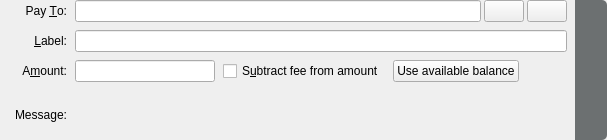
Before: the Qt Designer form src/qt/forms/sendcoinsentry.ui in ecoinchain/ecoin, drawn with Qt 5.
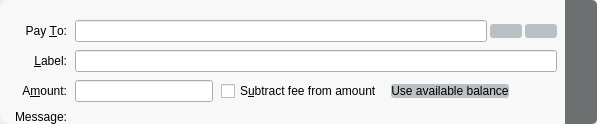
After: the same form once the commit is applied. Icons and pictures are not drawn. Custom widgets are drawn as their Qt base class.

What changed in the file:
```diff
--- a/src/qt/forms/sendcoinsentry.ui
+++ b/src/qt/forms/sendcoinsentry.ui
@@ -6,8 +6,8 @@
    <rect>
     <x>0</x>
     <y>0</y>
-    <width>607</width>
-    <height>140</height>
+    <width>597</width>
+    <height>124</height>
    </rect>
   </property>
   <property name="focusPolicy">
@@ -22,6 +22,20 @@
   <property name="styleSheet">
    <string notr="true">QStackedWidget {
     border-width: 0px;
+}
+
+QPushButton {
+border-radius : 3px;
+border-width: 0px;
+background-color: rgb(186, 193, 196);
+}
+
+QPushButton#deleteButton {
+border-radius : 0px;
+border-top-right-radius : 5px;
+border-bottom-right-radius: 5px;
+border-width: 0px;
+background-color: rgb(108, 112, 113);
 }</string>
   </property>
   <property name="lineWidth">
@@ -35,13 +49,15 @@
     <string>This is a normal payment.</string>
    </property>
    <property name="styleSheet">
-    <string notr="true">QFrame {
+    <string notr="true">.QFrame {
     border-radius: 10px;
 	background-color: rgb(248, 248, 248);
     border-width: 0px;
 }
 
-border-radius: 3px;</string>
+QFrame {
+border-radius: 3px;
+}</string>
    </property>
    <property name="frameShape">
     <enum>QFrame::NoFrame</enum>
@@ -66,6 +82,19 @@
      <number>8</number>
     </property>
     <item row="2" column="0">
+     <widget class="QLabel" name="payToLabel">
+      <property name="text">
+       <string>Pay &amp;To:</string>
+      </property>
+      <property name="alignment">
+       <set>Qt::AlignRight|Qt::AlignTrailing|Qt::AlignVCenter</set>
+      </property>
+      <property name="buddy">
+       <cstring>payTo</cstring>
+      </property>
+     </widget>
+    </item>
+    <item row="4" column="0">
      <widget class="QLabel" name="amountLabel">
       <property name="text">
        <string>A&amp;mount:</string>
@@ -78,7 +107,7 @@
       </property>
      </widget>
     </item>
-    <item row="3" column="1">
+    <item row="5" column="1">
      <widget class="QLabel" name="messageTextLabel">
       <property name="toolTip">
        <string>A message that was attached to the bitcoin: URI which will be stored with the transaction for your reference. Note: This message will not be sent over the Bitcoin network.</string>
@@ -88,20 +117,7 @@
       </property>
      </widget>
     </item>
-    <item row="0" column="0">
-     <widget class="QLabel" name="payToLabel">
-      <property name="text">
-       <string>Pay &amp;To:</string>
-      </property>
-      <property name="alignment">
-       <set>Qt::AlignRight|Qt::AlignTrailing|Qt::AlignVCenter</set>
-      </property>
-      <property name="buddy">
-       <cstring>payTo</cstring>
-      </property>
-     </widget>
-    </item>
-    <item row="1" column="0">
+    <item row="3" column="0">
      <widget class="QLabel" name="labellLabel">
       <property name="text">
        <string>&amp;Label:</string>
@@ -114,7 +130,7 @@
       </property>
      </widget>
     </item>
-    <item row="3" column="0">
+    <item row="5" column="0">
      <widget class="QLabel" name="messageLabel">
       <property name="text">
        <string>Message:</string>
@@ -124,42 +140,7 @@
       </property>
      </widget>
     </item>
-    <item row="2" column="1">
-     <widget class="BitcoinAmountField" name="payAmount"/>
-    </item>
-    <item row="0" column="4" rowspan="4">
-     <widget class="QPushButton" name="deleteButton">
-      <property name="sizePolicy">
-       <sizepolicy hsizetype="Preferred" vsizetype="Preferred">
-        <horstretch>0</horstretch>
-        <verstretch>0</verstretch>
-       </sizepolicy>
-      </property>
-      <property name="toolTip">
-       <string>Remove this entry</string>
-      </property>
-      <property name="styleSheet">
-       <string notr="true">border-top-right-radius : 5px;
-border-bottom-right-radius: 5px;
-border-width: 0px;
-background-color: rgb(108, 112, 113);</string>
-      </property>
-      <property name="text">
-       <string/>
-      </property>
-      <property name="icon">
-       <iconset resource="../bitcoin.qrc">
-        <normaloff>:/icons/remove</normaloff>:/icons/remove</iconset>
-      </property>
-      <property name="iconSize">
-       <size>
-        <width>22</width>
-        <height>22</height>
-       </size>
-      </property>
-     </widget>
-    </item>
-    <item row="0" column="1" colspan="3">
+    <item row="2" column="1" colspan="3">
      <layout class="QHBoxLayout" name="horizontalLayout">
       <property name="spacing">
        <number>3</number>
@@ -219,14 +200,14 @@
       </item>
      </layout>
     </item>
-    <item row="1" column="1" colspan="3">
+    <item row="3" column="1" colspan="3">
      <widget class="QLineEdit" name="addAsLabel">
       <property name="toolTip">
        <string>Enter a label for this address to add it to the list of used addresses</string>
       </property>
      </widget>
     </item>
-    <item row="2" column="2">
+    <item row="4" column="2">
      <layout class="QHBoxLayout" name="horizontalLayout_2">
       <item>
        <widget class="QCheckBox" name="checkboxSubtractFeeFromAmount">
@@ -260,6 +241,54 @@
       </item>
      </layout>
     </item>
+    <item row="4" column="1">
+     <widget class="BitcoinAmountField" name="payAmount"/>
+    </item>
+    <item row="1" column="4" rowspan="5">
+     <widget class="QPushButton" name="deleteButton">
+      <property name="sizePolicy">
+       <sizepolicy hsizetype="Preferred" vsizetype="Preferred">
+        <horstretch>0</horstretch>
+        <verstretch>0</verstretch>
+       </sizepolicy>
+      </property>
+      <property name="toolTip">
+       <string>Remove this entry</string>
+      </property>
+      <property name="styleSheet">
+       <string notr="true"/>
+      </property>
+      <property name="text">
+       <string/>
+      </property>
+      <property name="icon">
+       <iconset resource="../bitcoin.qrc">
+        <normaloff>:/icons/remove</normaloff>:/icons/remove</iconset>
+      </property>
+      <property name="iconSize">
+       <size>
+        <width>22</width>
+        <height>22</height>
+       </size>
+      </property>
+     </widget>
+    </item>
+    <item row="1" column="1">
+     <spacer name="verticalSpacer">
+      <property name="orientation">
+       <enum>Qt::Vertical</enum>
+      </property>
+      <property name="sizeType">
+       <enum>QSizePolicy::Fixed</enum>
+      </property>
+      <property name="sizeHint" stdset="0">
+       <size>
+        <width>2</width>
+        <height>2</height>
+       </size>
+      </property>
+     </spacer>
+    </item>
    </layout>
   </widget>
   <widget class="QFrame" name="SendCoins_UnauthenticatedPaymentRequest">
```
Left out of the diff: 2 changed lines with no effect on the pictures.
